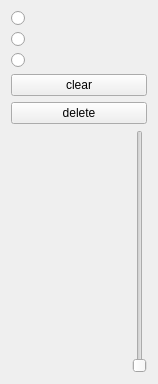
Before: the Qt Designer form src/ui/note_options.ui in ChivaTateo/Magic_Music_Composer, drawn with Qt 5.
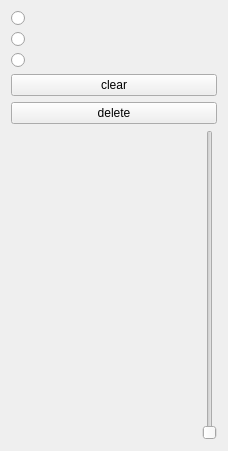
After: the same form once the commit is applied. Icons and pictures are not drawn.

```diff
--- a/src/ui/note_options.ui
+++ b/src/ui/note_options.ui
@@ -6,16 +6,22 @@
    <rect>
     <x>0</x>
     <y>0</y>
-    <width>158</width>
-    <height>384</height>
+    <width>228</width>
+    <height>451</height>
    </rect>
   </property>
+  <property name="sizePolicy">
+   <sizepolicy hsizetype="Preferred" vsizetype="Preferred">
+    <horstretch>0</horstretch>
+    <verstretch>0</verstretch>
+   </sizepolicy>
+  </property>
   <property name="windowTitle">
    <string>Form</string>
   </property>
   <layout class="QGridLayout" name="gridLayout">
    <property name="sizeConstraint">
-    <enum>QLayout::SetDefaultConstraint</enum>
+    <enum>QLayout::SetNoConstraint</enum>
    </property>
    <item row="3" column="0">
     <widget class="QRadioButton" name="rBut_nat">
@@ -37,63 +43,17 @@
      </property>
     </widget>
    </item>
-   <item row="2" column="0">
-    <widget class="QRadioButton" name="rBut_flat">
+   <item row="7" column="0" colspan="3">
+    <widget class="QPushButton" name="but_clear">
      <property name="focusPolicy">
       <enum>Qt::NoFocus</enum>
      </property>
      <property name="text">
-      <string/>
+      <string>clear</string>
      </property>
-     <property name="icon">
-      <iconset resource="../symbols.qrc">
-       <normaloff>:/special/0</normaloff>:/special/0</iconset>
-     </property>
-     <property name="iconSize">
-      <size>
-       <width>32</width>
-       <height>32</height>
-      </size>
-     </property>
     </widget>
    </item>
-   <item row="4" column="0">
-    <widget class="QRadioButton" name="rBut_sharp">
-     <property name="focusPolicy">
-      <enum>Qt::NoFocus</enum>
-     </property>
-     <property name="text">
-      <string/>
-     </property>
-     <property name="icon">
-      <iconset resource="../symbols.qrc">
-       <normaloff>:/special/2</normaloff>:/special/2</iconset>
-     </property>
-     <property name="iconSize">
-      <size>
-       <width>32</width>
-       <height>32</height>
-      </size>
-     </property>
-    </widget>
-   </item>
-   <item row="10" column="0">
-    <widget class="QLabel" name="note_pixmap">
-     <property name="focusPolicy">
-      <enum>Qt::NoFocus</enum>
-     </property>
-     <property name="text">
-      <string/>
-     </property>
-     <property name="scaledContents">
-      <bool>false</bool>
-     </property>
-     <property name="alignment">
-      <set>Qt::AlignCenter</set>
-     </property>
-    </widget>
-   </item>
-   <item row="10" column="2">
+   <item row="11" column="2">
     <widget class="QSlider" name="note_slider">
      <property name="focusPolicy">
       <enum>Qt::NoFocus</enum>
@@ -115,17 +75,23 @@
      </property>
     </widget>
    </item>
-   <item row="6" column="0" colspan="3">
-    <widget class="QPushButton" name="but_clear">
+   <item row="11" column="0">
+    <widget class="QLabel" name="note_pixmap">
      <property name="focusPolicy">
       <enum>Qt::NoFocus</enum>
      </property>
      <property name="text">
-      <string>clear</string>
+      <string/>
+     </property>
+     <property name="scaledContents">
+      <bool>false</bool>
+     </property>
+     <property name="alignment">
+      <set>Qt::AlignCenter</set>
      </property>
     </widget>
    </item>
-   <item row="8" column="0" colspan="3">
+   <item row="9" column="0" colspan="3">
     <widget class="QPushButton" name="but_delete">
      <property name="focusPolicy">
       <enum>Qt::NoFocus</enum>
@@ -135,6 +101,46 @@
      </property>
     </widget>
    </item>
+   <item row="5" column="0">
+    <widget class="QRadioButton" name="rBut_sharp">
+     <property name="focusPolicy">
+      <enum>Qt::NoFocus</enum>
+     </property>
+     <property name="text">
+      <string/>
+     </property>
+     <property name="icon">
+      <iconset resource="../symbols.qrc">
+       <normaloff>:/special/2</normaloff>:/special/2</iconset>
+     </property>
+     <property name="iconSize">
+      <size>
+       <width>32</width>
+       <height>32</height>
+      </size>
+     </property>
+    </widget>
+   </item>
+   <item row="0" column="0">
+    <widget class="QRadioButton" name="rBut_flat">
+     <property name="focusPolicy">
+      <enum>Qt::NoFocus</enum>
+     </property>
+     <property name="text">
+      <string/>
+     </property>
+     <property name="icon">
+      <iconset resource="../symbols.qrc">
+       <normaloff>:/special/0</normaloff>:/special/0</iconset>
+     </property>
+     <property name="iconSize">
+      <size>
+       <width>32</width>
+       <height>32</height>
+      </size>
+     </property>
+    </widget>
+   </item>
   </layout>
  </widget>
  <resources>
```
Left out of the diff: 5 changed lines with no effect on the pictures.
